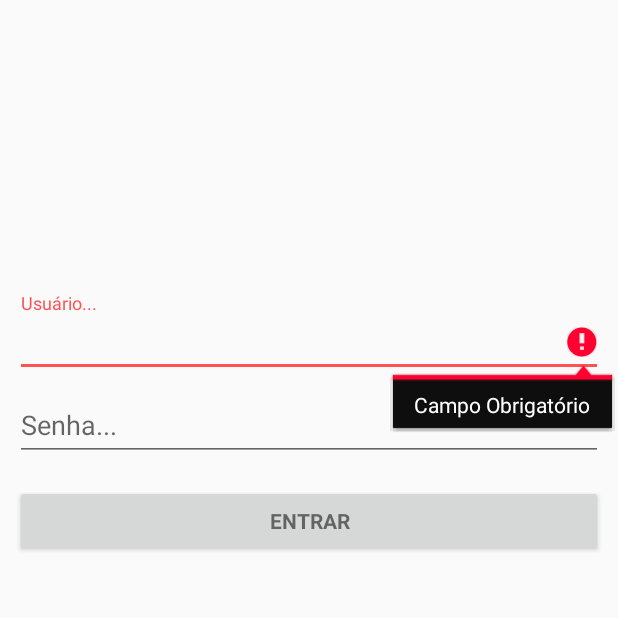
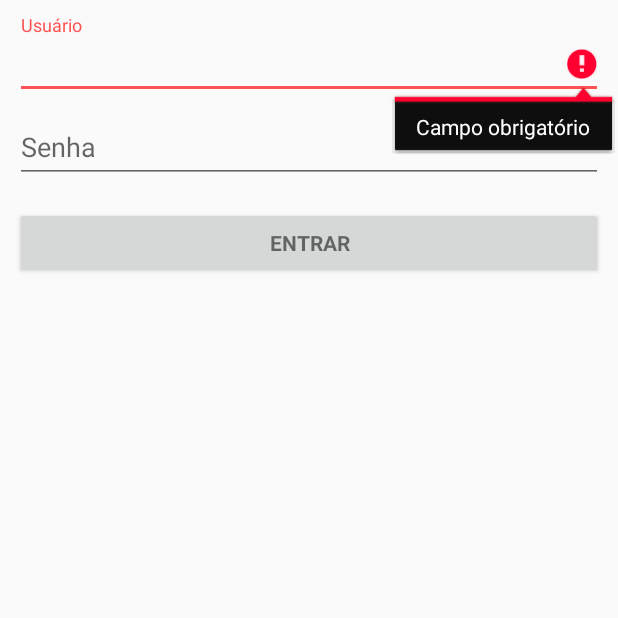
Before and after one commit to pablobedoya/CampusTeca, an Android app: the screen it shows after launch (LoginActivity), after a tap on "ENTRAR", on a phone screen of 412 x 824 dp, the top half of it. Run offline under Robolectric (Android 15) with nearby library versions, the phone set to English and light mode, and no system bars.

Commit message:
Improving layout and removing unnecessary methods LoginActivity #3

```diff
--- a/app/src/main/java/br/ufrn/imd/campusteca/LoginActivity.java
+++ b/app/src/main/java/br/ufrn/imd/campusteca/LoginActivity.java
@@ -4,46 +4,21 @@ import android.animation.Animator;
 import android.animation.AnimatorListenerAdapter;
 import android.annotation.TargetApi;
 import android.content.Intent;
-import android.content.pm.PackageManager;
-import android.support.annotation.NonNull;
-import android.support.design.widget.Snackbar;
-import android.support.v7.app.AppCompatActivity;
-import android.app.LoaderManager.LoaderCallbacks;
-
-import android.content.CursorLoader;
-import android.content.Loader;
-import android.database.Cursor;
-import android.net.Uri;
 import android.os.AsyncTask;
-
 import android.os.Build;
 import android.os.Bundle;
-import android.provider.ContactsContract;
+import android.support.v7.app.AppCompatActivity;
 import android.text.TextUtils;
 import android.view.KeyEvent;
 import android.view.View;
 import android.view.View.OnClickListener;
 import android.view.inputmethod.EditorInfo;
-import android.widget.ArrayAdapter;
 import android.widget.AutoCompleteTextView;
 import android.widget.Button;
 import android.widget.EditText;
 import android.widget.TextView;
 
-import java.util.ArrayList;
-import java.util.List;
-
-import static android.Manifest.permission.READ_CONTACTS;
-
-/**
- * A login screen that offers login via email/password.
- */
-public class LoginActivity extends AppCompatActivity implements LoaderCallbacks<Cursor> {
-
-    /**
-     * Id to identity READ_CONTACTS permission request.
-     */
-    private static final int REQUEST_READ_CONTACTS = 0;
+public class LoginActivity extends AppCompatActivity {
 
     /**
      * A dummy authentication store containing known user names and passwords.
@@ -52,13 +27,14 @@ public class LoginActivity extends AppCompatActivity implements LoaderCallbacks<
     private static final String[] DUMMY_CREDENTIALS = new String[]{
             "foo@example.com:hello", "bar@example.com:world"
     };
+
     /**
      * Keep track of the login task to ensure we can cancel it if requested.
      */
     private UserLoginTask mAuthTask = null;
 
     // UI references.
-    private AutoCompleteTextView mEmailView;
+    private AutoCompleteTextView mNicknameView;
     private EditText mPasswordView;
     private View mProgressView;
     private View mLoginFormView;
@@ -67,9 +43,9 @@ public class LoginActivity extends AppCompatActivity implements LoaderCallbacks<
     protected void onCreate(Bundle savedInstanceState) {
         super.onCreate(savedInstanceState);
         setContentView(R.layout.activity_login);
+
         // Set up the login form.
-        mEmailView = (AutoCompleteTextView) findViewById(R.id.email);
-        populateAutoComplete();
+        mNicknameView = (AutoCompleteTextView) findViewById(R.id.nickname);
 
         mPasswordView = (EditText) findViewById(R.id.password);
         mPasswordView.setOnEditorActionListener(new TextView.OnEditorActionListener() {
@@ -83,10 +59,10 @@ public class LoginActivity extends AppCompatActivity implements LoaderCallbacks<
             }
         });
 
-        Button mEmailSignInButton = (Button) findViewById(R.id.email_sign_in_button);
-        mEmailSignInButton.setOnClickListener(new OnClickListener() {
+        Button mNicknameSignInButton = (Button) findViewById(R.id.nickname_sign_in_button);
+        mNicknameSignInButton.setOnClickListener(new OnClickListener() {
             @Override
-            public void onClick(View view) {
+            public void onClick(View v) {
                 attemptLogin();
             }
         });
@@ -95,66 +71,17 @@ public class LoginActivity extends AppCompatActivity implements LoaderCallbacks<
         mProgressView = findViewById(R.id.login_progress);
     }
 
-    private void populateAutoComplete() {
-        if (!mayRequestContacts()) {
-            return;
-        }
-
-        getLoaderManager().initLoader(0, null, this);
-    }
-
-    private boolean mayRequestContacts() {
-        if (Build.VERSION.SDK_INT < Build.VERSION_CODES.M) {
-            return true;
-        }
-        if (checkSelfPermission(READ_CONTACTS) == PackageManager.PERMISSION_GRANTED) {
-            return true;
-        }
-        if (shouldShowRequestPermissionRationale(READ_CONTACTS)) {
-            Snackbar.make(mEmailView, R.string.permission_rationale, Snackbar.LENGTH_INDEFINITE)
-                    .setAction(android.R.string.ok, new View.OnClickListener() {
-                        @Override
-                        @TargetApi(Build.VERSION_CODES.M)
-                        public void onClick(View v) {
-                            requestPermissions(new String[]{READ_CONTACTS}, REQUEST_READ_CONTACTS);
-                        }
-                    });
-        } else {
-            requestPermissions(new String[]{READ_CONTACTS}, REQUEST_READ_CONTACTS);
-        }
-        return false;
-    }
-
-    /**
-     * Callback received when a permissions request has been completed.
-     */
-    @Override
-    public void onRequestPermissionsResult(int requestCode, @NonNull String[] permissions,
-                                           @NonNull int[] grantResults) {
-        if (requestCode == REQUEST_READ_CONTACTS) {
-            if (grantResults.length == 1 && grantResults[0] == PackageManager.PERMISSION_GRANTED) {
-                populateAutoComplete();
-            }
-        }
-    }
-
-
-    /**
-     * Attempts to sign in or register the account specified by the login form.
-     * If there are form errors (invalid email, missing fields, etc.), the
-     * errors are presented and no actual login attempt is made.
-     */
     private void attemptLogin() {
         if (mAuthTask != null) {
             return;
         }
 
         // Reset errors.
-        mEmailView.setError(null);
+        mNicknameView.setError(null);
         mPasswordView.setError(null);
 
         // Store values at the time of the login attempt.
-        String email = mEmailView.getText().toString();
+        String nickname = mNicknameView.getText().toString();
         String password = mPasswordView.getText().toString();
 
         boolean cancel = false;
@@ -168,13 +95,13 @@ public class LoginActivity extends AppCompatActivity implements LoaderCallbacks<
         }
 
         // Check for a valid email address.
-        if (TextUtils.isEmpty(email)) {
-            mEmailView.setError(getString(R.string.error_field_required));
-            focusView = mEmailView;
+        if (TextUtils.isEmpty(nickname)) {
+            mNicknameView.setError(getString(R.string.error_field_required));
+            focusView = mNicknameView;
             cancel = true;
-        } else if (!isEmailValid(email)) {
-            mEmailView.setError(getString(R.string.error_invalid_email));
-            focusView = mEmailView;
+        } else if (!isNicknameValid(nickname)) {
+            mNicknameView.setError(getString(R.string.error_invalid_nickname));
+            focusView = mNicknameView;
             cancel = true;
         }
 
@@ -186,17 +113,14 @@ public class LoginActivity extends AppCompatActivity implements LoaderCallbacks<
             // Show a progress spinner, and kick off a background task to
             // perform the user login attempt.
             showProgress(true);
-            mAuthTask = new UserLoginTask(email, password);
+            mAuthTask = new UserLoginTask(nickname, password);
             mAuthTask.execute((Void) null);
-
-            Intent intent = new Intent(LoginActivity.this, MainActivity.class);
-            startActivity(intent);
         }
     }
 
-    private boolean isEmailValid(String email) {
+    private boolean isNicknameValid(String nickname) {
         //TODO: Replace this with your own logic
-        return email.contains("");
+        return nickname.length() > 4;
     }
 
     private boolean isPasswordValid(String password) {
@@ -240,64 +164,6 @@ public class LoginActivity extends AppCompatActivity implements LoaderCallbacks<
         }
     }
 
-    @Override
-    public Loader<Cursor> onCreateLoader(int i, Bundle bundle) {
-        return new CursorLoader(this,
-                // Retrieve data rows for the device user's 'profile' contact.
-                Uri.withAppendedPath(ContactsContract.Profile.CONTENT_URI,
-                        ContactsContract.Contacts.Data.CONTENT_DIRECTORY), ProfileQuery.PROJECTION,
-
-                // Select only email addresses.
-                ContactsContract.Contacts.Data.MIMETYPE +
-                        " = ?", new String[]{ContactsContract.CommonDataKinds.Email
-                .CONTENT_ITEM_TYPE},
-
-                // Show primary email addresses first. Note that there won't be
-                // a primary email address if the user hasn't specified one.
-                ContactsContract.Contacts.Data.IS_PRIMARY + " DESC");
-    }
-
-    @Override
-    public void onLoadFinished(Loader<Cursor> cursorLoader, Cursor cursor) {
-        List<String> emails = new ArrayList<>();
-        cursor.moveToFirst();
-        while (!cursor.isAfterLast()) {
-            emails.add(cursor.getString(ProfileQuery.ADDRESS));
-            cursor.moveToNext();
-        }
-
-        addEmailsToAutoComplete(emails);
-    }
-
-    @Override
-    public void onLoaderReset(Loader<Cursor> cursorLoader) {
-
-    }
-
-    private interface ProfileQuery {
-        String[] PROJECTION = {
-                ContactsContract.CommonDataKinds.Email.ADDRESS,
-                ContactsContract.CommonDataKinds.Email.IS_PRIMARY,
-        };
-
-        int ADDRESS = 0;
-        int IS_PRIMARY = 1;
-    }
-
-
-    private void addEmailsToAutoComplete(List<String> emailAddressCollection) {
-        //Create adapter to tell the AutoCompleteTextView what to show in its dropdown list.
-        ArrayAdapter<String> adapter =
-                new ArrayAdapter<>(LoginActivity.this,
-                        android.R.layout.simple_dropdown_item_1line, emailAddressCollection);
-
-        mEmailView.setAdapter(adapter);
-    }
-
-    /**
-     * Represents an asynchronous login/registration task used to authenticate
-     * the user.
-     */
     public class UserLoginTask extends AsyncTask<Void, Void, Boolean> {
 
         private final String mEmail;
@@ -337,6 +203,9 @@ public class LoginActivity extends AppCompatActivity implements LoaderCallbacks<
             showProgress(false);
 
             if (success) {
+                Intent intent = new Intent(LoginActivity.this, MainActivity.class);
+                startActivity(intent);
+
                 finish();
             } else {
                 mPasswordView.setError(getString(R.string.error_incorrect_password));
--- a/app/src/main/res/layout/activity_login.xml
+++ b/app/src/main/res/layout/activity_login.xml
@@ -8,11 +8,12 @@
     android:paddingLeft="@dimen/activity_horizontal_margin"
     android:paddingRight="@dimen/activity_horizontal_margin"
     android:paddingTop="@dimen/activity_vertical_margin"
-    tools:context="br.ufrn.imd.campusteca.LoginActivity">
+    tools:context=".LoginActivity">
 
     <!-- Login progress -->
     <ProgressBar
-        android:id="@+id/login_progress" style="?android:attr/progressBarStyleLarge"
+        android:id="@+id/login_progress"
+        style="?android:attr/progressBarStyleLarge"
         android:layout_width="wrap_content"
         android:layout_height="wrap_content"
         android:layout_marginBottom="8dp"
@@ -21,14 +22,10 @@
     <ScrollView
         android:id="@+id/login_form"
         android:layout_width="match_parent"
-        android:layout_height="185dp"
-        android:layout_gravity="center_horizontal|bottom"
-        android:textAlignment="center">
-
-    </ScrollView>
+        android:layout_height="match_parent">
 
         <LinearLayout
-        android:id="@+id/email_login_form"
+            android:id="@+id/nickname_login_form"
             android:layout_width="match_parent"
             android:layout_height="wrap_content"
             android:orientation="vertical">
@@ -38,20 +35,22 @@
                 android:layout_height="wrap_content">
 
                 <AutoCompleteTextView
-                android:id="@+id/email"
+                    android:id="@+id/nickname"
                     android:layout_width="match_parent"
                     android:layout_height="wrap_content"
-                android:hint="@string/prompt_email"
-                android:inputType="textEmailAddress"
+                    android:hint="@string/prompt_nickname"
+                    android:inputType="text"
                     android:maxLines="1"
                     android:singleLine="true" />
 
             </android.support.design.widget.TextInputLayout>
 
-        <android.support.design.widget.TextInputLayout android:layout_width="match_parent"
+            <android.support.design.widget.TextInputLayout
+                android:layout_width="match_parent"
                 android:layout_height="wrap_content">
 
-            <EditText android:id="@+id/password"
+                <EditText
+                    android:id="@+id/password"
                     android:layout_width="match_parent"
                     android:layout_height="wrap_content"
                     android:hint="@string/prompt_password"
@@ -64,7 +63,9 @@
 
             </android.support.design.widget.TextInputLayout>
 
-        <Button android:id="@+id/email_sign_in_button" style="?android:textAppearanceSmall"
+            <Button
+                android:id="@+id/nickname_sign_in_button"
+                style="?android:textAppearanceSmall"
                 android:layout_width="match_parent"
                 android:layout_height="wrap_content"
                 android:layout_marginTop="16dp"
@@ -72,4 +73,5 @@
                 android:textStyle="bold" />
 
         </LinearLayout>
+    </ScrollView>
 </LinearLayout>
--- a/app/src/main/res/values/strings.xml
+++ b/app/src/main/res/values/strings.xml
@@ -2,25 +2,21 @@
     <string name="app_name">CampusTeca</string>
     <string name="action_settings">Settings</string>
 
-
-    <string name="title_activity_create_review">Criar Resenha</string>
+    <string name="title_activity_login">Entrar</string>
+    <string name="title_activity_main">Arquivos recentes</string>
     <string name="title_activity_archive">Arquivo</string>
-    <string name="title_activity_main">Arquivos Recentes</string>
+    <string name="title_activity_create_review">Criar resenha</string>
 
     <string name="navigation_drawer_open">Open navigation drawer</string>
     <string name="navigation_drawer_close">Close navigation drawer</string>
-    <string name="title_activity_login">Entrar</string>
 
     <!-- Strings related to login -->
-    <string name="prompt_email">Usuário...</string>
-    <string name="prompt_password">Senha... </string>
+    <string name="prompt_nickname">Usuário</string>
+    <string name="prompt_password">Senha</string>
     <string name="action_sign_in">ENTRAR</string>
     <string name="action_sign_in_short">Entrar</string>
-    <string name="error_invalid_email">Usuário Inválido</string>
-    <string name="error_invalid_password">Senha Curta</string>
-    <string name="error_incorrect_password">Senha Incorreta</string>
-    <string name="error_field_required">Campo Obrigatório</string>
-    <string name="permission_rationale">"Permissão negadas."
-    </string>
-
+    <string name="error_invalid_nickname">Usuário inválido</string>
+    <string name="error_invalid_password">Senha inválida</string>
+    <string name="error_incorrect_password">Senha incorreta</string>
+    <string name="error_field_required">Campo obrigatório</string>
 </resources>
```
Also changed, not shown: 1 other file. Lines whose indentation alone changed are shown as unchanged.
